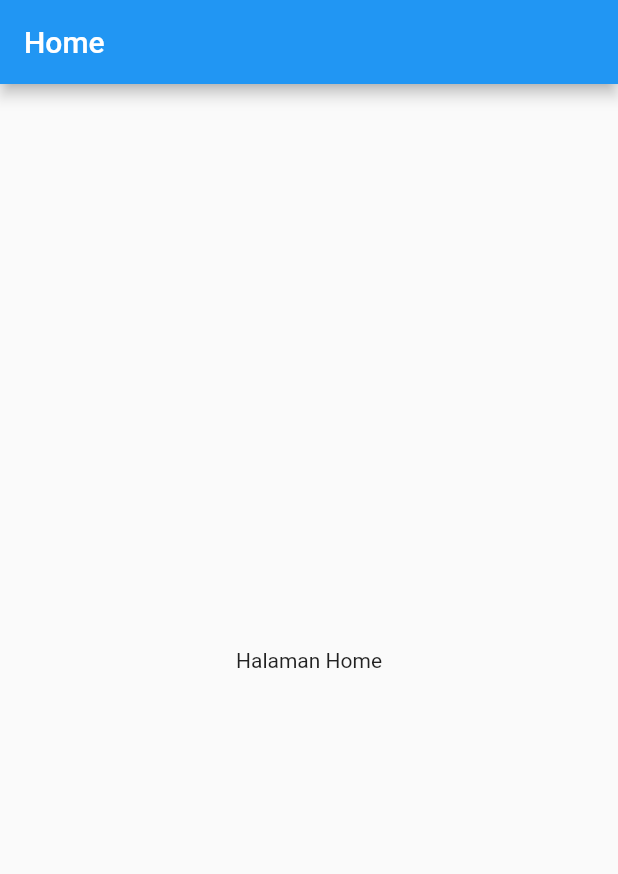
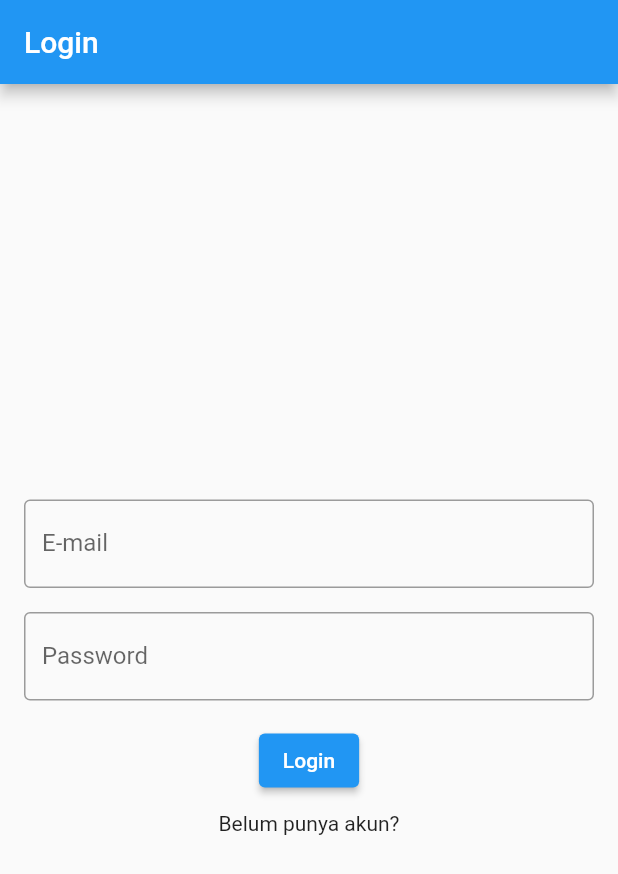
Before and after one commit to afifudin24/FinalProjectPMO-OK, a Flutter app: the screen it shows after launch, on a phone screen of 412 x 824 dp. Shown: the top 874 px of the screen. Run offline on Flutter 3.47's test engine with Material 2 defaults, Android fonts, the light colour scheme and no system bars; our stand-ins replace animated_splash_screen, google_fonts.

Commit message:
Membuat Layout Login } Afif W Fixes #1

```diff
--- /dev/null
+++ b/lib/Layout/LoginPage.dart
@@ -0,0 +1,94 @@
+import 'package:flutter/material.dart';
+
+class LoginPage extends StatefulWidget {
+  const LoginPage({super.key});
+
+  @override
+  State<LoginPage> createState() => _LoginPageState();
+}
+
+class _LoginPageState extends State<LoginPage> {
+  final TextEditingController _usernameController = TextEditingController();
+  final TextEditingController _passwordController = TextEditingController();
+  bool visibilitas = false;
+  var statusLog = " ";
+  @override
+  Widget build(BuildContext context) {
+    return Scaffold(
+      appBar: AppBar(
+        title: Text('Login'),
+      ),
+      body: Padding(
+        padding: EdgeInsets.all(16.0),
+        child: Column(
+          mainAxisAlignment: MainAxisAlignment.center,
+          children: [
+            Center(
+              child: Container(
+                transformAlignment: Alignment.center,
+                alignment: Alignment.center,
+                decoration: BoxDecoration(
+                    borderRadius: BorderRadius.circular(10),
+                    color: Color.fromARGB(255, 14, 57, 105)),
+                child: Visibility(
+                    visible: visibilitas,
+                    child: SizedBox(
+                      height: 50,
+                      width: 300,
+                      child: Padding(
+                        padding: EdgeInsets.all(10),
+                        child: Column(
+                          mainAxisAlignment: MainAxisAlignment.center,
+                          children: [
+                            Text(
+                              statusLog,
+                              textAlign: TextAlign.center,
+                              style: TextStyle(color: Colors.white),
+                            ),
+                          ],
+                        ),
+                      ),
+                    )),
+              ),
+            ),
+            SizedBox(
+              height: 10,
+            ),
+            TextField(
+              controller: _usernameController,
+              decoration: InputDecoration(
+                border: OutlineInputBorder(),
+                labelText: 'E-mail',
+              ),
+            ),
+            SizedBox(height: 16.0),
+            TextField(
+              controller: _passwordController,
+              obscureText: true,
+              decoration: InputDecoration(
+                border: OutlineInputBorder(),
+                labelText: 'Password',
+              ),
+            ),
+            SizedBox(height: 16.0),
+            ElevatedButton(
+              onPressed: () {
+                print('oke');
+              },
+              child: Text('Login'),
+            ),
+            SizedBox(
+              height: 10,
+            ),
+            GestureDetector(
+                onTap: () {
+                  print("oke");
+                },
+                child: Text("Belum punya akun?"))
+          ],
+        ),
+      ),
+    );
+    ;
+  }
+}
--- a/lib/main.dart
+++ b/lib/main.dart
@@ -1,6 +1,7 @@
 import 'package:animated_splash_screen/animated_splash_screen.dart';
 import 'package:flutter/material.dart';
 import 'package:google_fonts/google_fonts.dart';
+import 'Layout/LoginPage.dart';
 
 void main(List<String> args) {
   runApp(MyApp());
@@ -49,7 +50,7 @@
           ),
           // Ganti dengan path gambar splash screen Anda
           nextScreen:
-              Home(), // Ganti dengan widget berikutnya setelah splash screen selesai
+              LoginPage(), // Ganti dengan widget berikutnya setelah splash screen selesai
           splashTransition: SplashTransition.fadeTransition,
           backgroundColor: Color.fromRGBO(33, 64, 100, 1),
           duration: 3000, // Durasi tampilan splash screen dalam milidetik,
```
Also changed, not shown: pubspec.lock.
